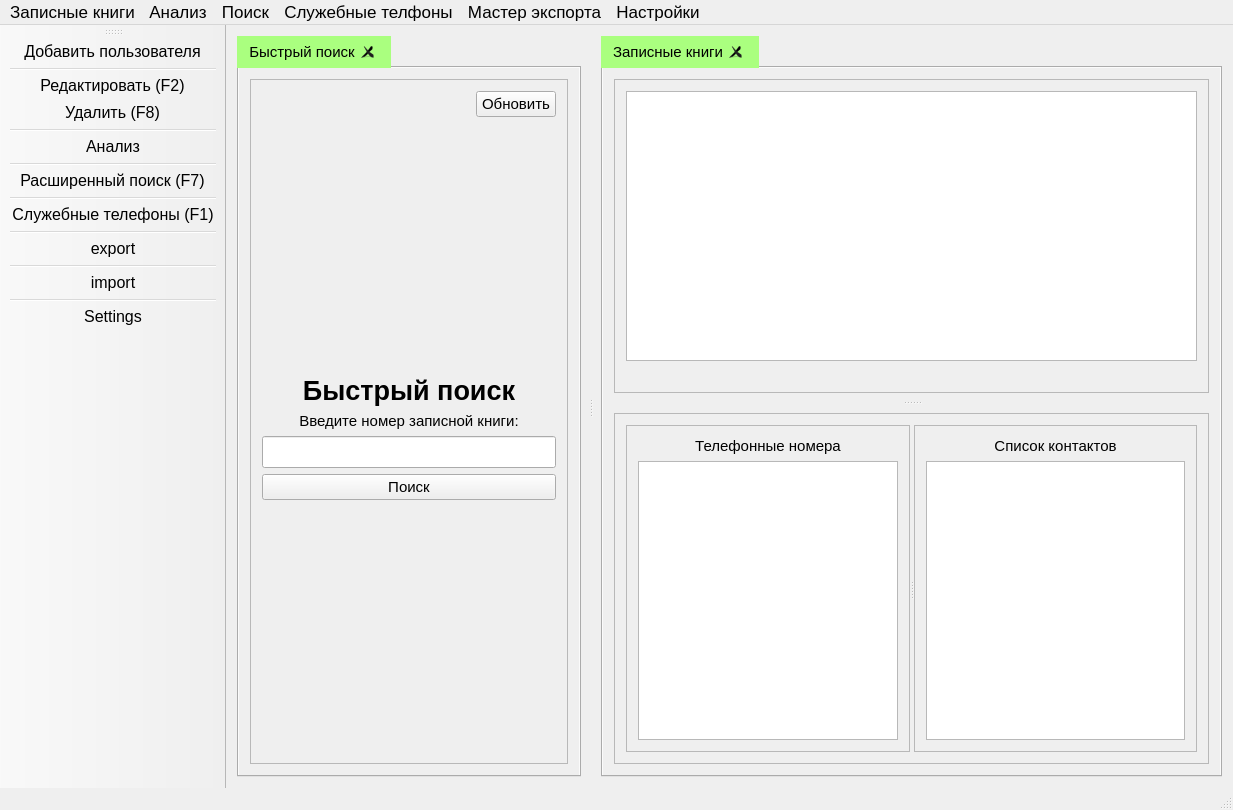
The window that mainwindow.ui (Yavlados/VKR) describes before a commit, drawn with Qt 5.
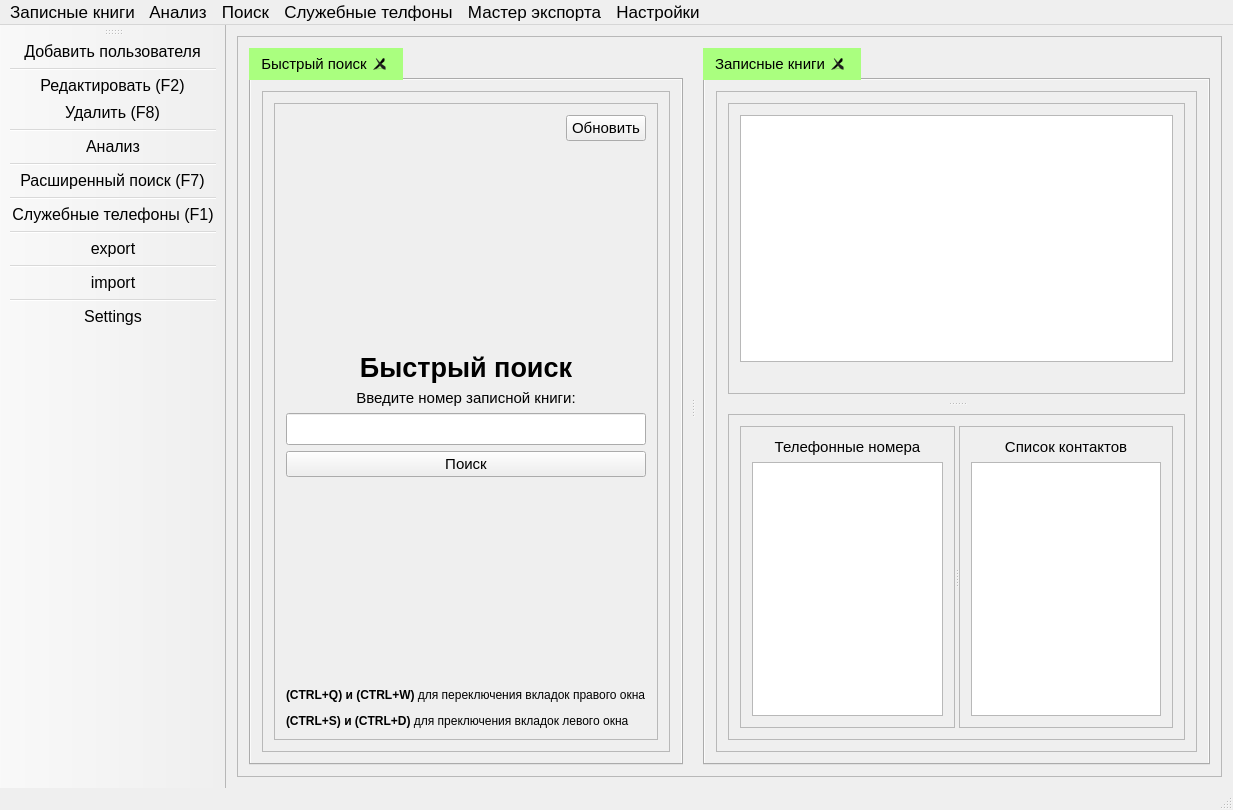
The same window after the commit. Icons and pictures are not drawn.

```diff
--- a/mainwindow.ui
+++ b/mainwindow.ui
@@ -31,6 +31,21 @@
   <widget class="QWidget" name="centralWidget">
    <layout class="QHBoxLayout" name="horizontalLayout">
     <item>
+     <widget class="QScrollArea" name="scrollArea">
+      <property name="widgetResizable">
+       <bool>true</bool>
+      </property>
+      <widget class="QWidget" name="scrollAreaWidgetContents">
+       <property name="geometry">
+        <rect>
+         <x>0</x>
+         <y>0</y>
+         <width>1157</width>
+         <height>740</height>
+        </rect>
+       </property>
+       <layout class="QGridLayout" name="gridLayout_3">
+        <item row="0" column="0">
      <widget class="QSplitter" name="splitter">
       <property name="orientation">
        <enum>Qt::Horizontal</enum>
@@ -45,18 +60,6 @@
          <verstretch>0</verstretch>
         </sizepolicy>
        </property>
-       <property name="minimumSize">
-        <size>
-         <width>344</width>
-         <height>0</height>
-        </size>
-       </property>
-       <property name="maximumSize">
-        <size>
-         <width>344</width>
-         <height>16777215</height>
-        </size>
-       </property>
        <property name="font">
         <font>
          <family>Arial</family>
@@ -86,6 +89,21 @@
         </attribute>
         <layout class="QGridLayout" name="gridLayout">
          <item row="0" column="0">
+              <widget class="QScrollArea" name="scrollArea_2">
+               <property name="widgetResizable">
+                <bool>true</bool>
+               </property>
+               <widget class="QWidget" name="scrollAreaWidgetContents_2">
+                <property name="geometry">
+                 <rect>
+                  <x>0</x>
+                  <y>0</y>
+                  <width>382</width>
+                  <height>654</height>
+                 </rect>
+                </property>
+                <layout class="QGridLayout" name="gridLayout_7">
+                 <item row="0" column="0">
           <widget class="QFrame" name="frame_3">
            <property name="sizePolicy">
             <sizepolicy hsizetype="Expanding" vsizetype="Expanding">
@@ -100,49 +118,23 @@
             <enum>QFrame::Raised</enum>
            </property>
            <layout class="QGridLayout" name="gridLayout_8">
-            <item row="0" column="0">
-             <spacer name="horizontalSpacer_2">
-              <property name="orientation">
-               <enum>Qt::Horizontal</enum>
-              </property>
-              <property name="sizeHint" stdset="0">
-               <size>
-                <width>40</width>
-                <height>20</height>
-               </size>
-              </property>
-             </spacer>
-            </item>
-            <item row="7" column="0" colspan="2">
-             <spacer name="verticalSpacer_2">
-              <property name="orientation">
-               <enum>Qt::Vertical</enum>
-              </property>
-              <property name="sizeHint" stdset="0">
-               <size>
-                <width>20</width>
-                <height>40</height>
-               </size>
-              </property>
-             </spacer>
-            </item>
-            <item row="6" column="0" colspan="2">
-             <layout class="QVBoxLayout" name="vl_cancel_button"/>
-            </item>
-            <item row="1" column="0" colspan="2">
-             <spacer name="verticalSpacer">
-              <property name="orientation">
-               <enum>Qt::Vertical</enum>
-              </property>
-              <property name="sizeHint" stdset="0">
-               <size>
-                <width>20</width>
-                <height>40</height>
-               </size>
-              </property>
-             </spacer>
-            </item>
-            <item row="4" column="0" colspan="2">
+                    <item row="0" column="2">
+                     <widget class="QPushButton" name="pb_refresh">
+                      <property name="font">
+                       <font>
+                        <pointsize>11</pointsize>
+                       </font>
+                      </property>
+                      <property name="text">
+                       <string>Обновить</string>
+                      </property>
+                      <property name="icon">
+                       <iconset resource="resource.qrc">
+                        <normaloff>:/new/prefix1/png/refresh.png</normaloff>:/new/prefix1/png/refresh.png</iconset>
+                      </property>
+                     </widget>
+                    </item>
+                    <item row="4" column="0" colspan="3">
              <widget class="QLineEdit" name="lineEdit">
               <property name="sizePolicy">
                <sizepolicy hsizetype="Ignored" vsizetype="Fixed">
@@ -159,7 +151,23 @@
               </property>
              </widget>
             </item>
-            <item row="3" column="0" colspan="2">
+                    <item row="0" column="0">
+                     <spacer name="horizontalSpacer_2">
+                      <property name="orientation">
+                       <enum>Qt::Horizontal</enum>
+                      </property>
+                      <property name="sizeHint" stdset="0">
+                       <size>
+                        <width>40</width>
+                        <height>20</height>
+                       </size>
+                      </property>
+                     </spacer>
+                    </item>
+                    <item row="6" column="0" colspan="3">
+                     <layout class="QVBoxLayout" name="vl_cancel_button"/>
+                    </item>
+                    <item row="3" column="0" colspan="3">
              <widget class="QLabel" name="label_3">
               <property name="sizePolicy">
                <sizepolicy hsizetype="Preferred" vsizetype="Maximum">
@@ -181,7 +189,7 @@
               </property>
              </widget>
             </item>
-            <item row="5" column="0" colspan="2">
+                    <item row="5" column="0" colspan="3">
              <widget class="QPushButton" name="pushButton">
               <property name="sizePolicy">
                <sizepolicy hsizetype="Ignored" vsizetype="Fixed">
@@ -205,23 +213,7 @@
               </property>
              </widget>
             </item>
-            <item row="0" column="1">
-             <widget class="QPushButton" name="pb_refresh">
-              <property name="font">
-               <font>
-                <pointsize>11</pointsize>
-               </font>
-              </property>
-              <property name="text">
-               <string>Обновить</string>
-              </property>
-              <property name="icon">
-               <iconset resource="resource.qrc">
-                <normaloff>:/new/prefix1/png/refresh.png</normaloff>:/new/prefix1/png/refresh.png</iconset>
-              </property>
-             </widget>
-            </item>
-            <item row="2" column="0" colspan="2">
+                    <item row="2" column="0" colspan="3">
              <widget class="QLabel" name="label_short_search">
               <property name="enabled">
                <bool>true</bool>
@@ -248,10 +240,48 @@
               </property>
              </widget>
             </item>
-            <item row="8" column="0" colspan="2">
-             <layout class="QVBoxLayout" name="vl_shortcut_info"/>
-            </item>
-           </layout>
+                    <item row="8" column="0" colspan="3">
+                     <layout class="QVBoxLayout" name="vl_shortcut_info">
+                      <item>
+                       <widget class="QLabel" name="label_4">
+                        <property name="text">
+                         <string>&lt;html&gt;&lt;head/&gt;&lt;body&gt;&lt;p&gt;&lt;span style=&quot; font-weight:600;&quot;&gt;(CTRL+Q) и (CTRL+W)&lt;/span&gt; для переключения вкладок правого окна&lt;/p&gt;&lt;p&gt;&lt;span style=&quot; font-weight:600;&quot;&gt;(CTRL+S) и (CTRL+D)&lt;/span&gt; для преключения вкладок левого окна&lt;/p&gt;&lt;/body&gt;&lt;/html&gt;</string>
+                        </property>
+                       </widget>
+                      </item>
+                     </layout>
+                    </item>
+                    <item row="7" column="0" colspan="3">
+                     <spacer name="verticalSpacer_2">
+                      <property name="orientation">
+                       <enum>Qt::Vertical</enum>
+                      </property>
+                      <property name="sizeHint" stdset="0">
+                       <size>
+                        <width>20</width>
+                        <height>40</height>
+                       </size>
+                      </property>
+                     </spacer>
+                    </item>
+                    <item row="1" column="0" colspan="3">
+                     <spacer name="verticalSpacer">
+                      <property name="orientation">
+                       <enum>Qt::Vertical</enum>
+                      </property>
+                      <property name="sizeHint" stdset="0">
+                       <size>
+                        <width>20</width>
+                        <height>40</height>
+                       </size>
+                      </property>
+                     </spacer>
+                    </item>
+                   </layout>
+                  </widget>
+                 </item>
+                </layout>
+               </widget>
           </widget>
          </item>
         </layout>
@@ -305,6 +335,21 @@
         </attribute>
         <layout class="QGridLayout" name="gridLayout_2">
          <item row="0" column="0">
+              <widget class="QScrollArea" name="scrollArea_3">
+               <property name="widgetResizable">
+                <bool>true</bool>
+               </property>
+               <widget class="QWidget" name="scrollAreaWidgetContents_3">
+                <property name="geometry">
+                 <rect>
+                  <x>0</x>
+                  <y>0</y>
+                  <width>757</width>
+                  <height>668</height>
+                 </rect>
+                </property>
+                <layout class="QGridLayout" name="gridLayout_9">
+                 <item row="0" column="0">
           <widget class="QSplitter" name="splitter_2">
            <property name="sizePolicy">
             <sizepolicy hsizetype="Preferred" vsizetype="Ignored">
@@ -515,6 +560,14 @@
          </item>
         </layout>
        </widget>
+              </widget>
+             </item>
+            </layout>
+           </widget>
+          </widget>
+         </widget>
+        </item>
+       </layout>
       </widget>
      </widget>
     </item>
```
Lines whose indentation alone changed are shown as unchanged.
